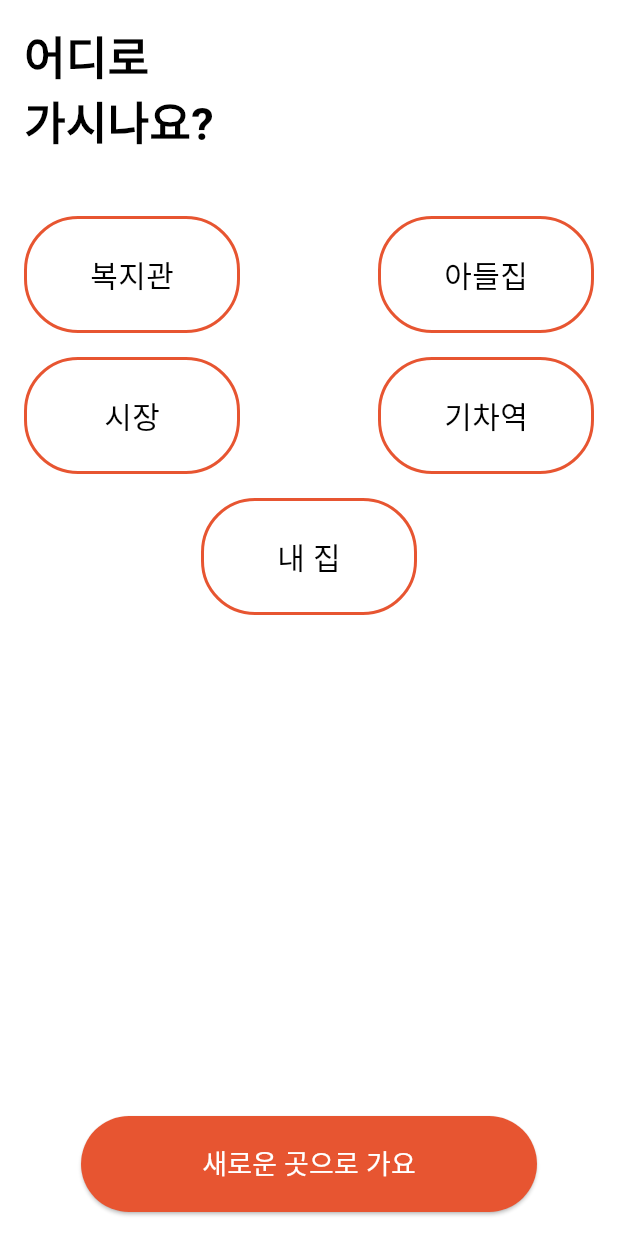
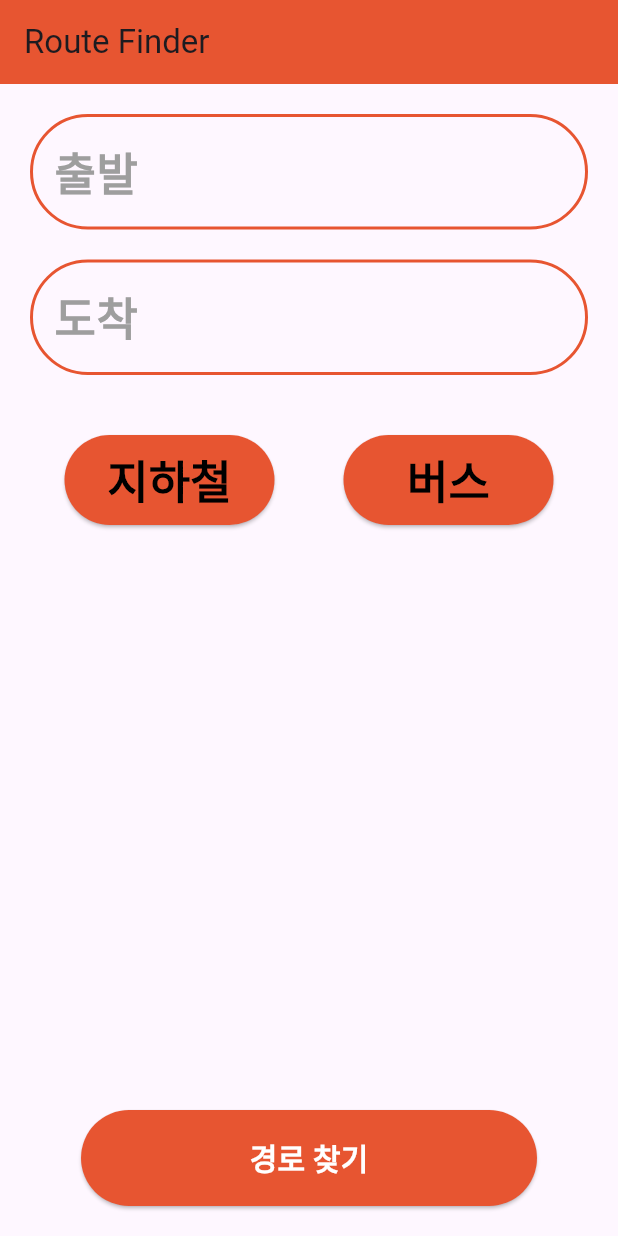
Before and after one commit to cooku222/Pilot_Function_1, a Flutter app: the screen it shows after launch, on a phone screen of 412 x 824 dp. Run offline on Flutter 3.47's test engine with Material 3 defaults, Android fonts, the phone set to English and light mode, and no system bars.

Commit message:
UI 수정 완료

```diff
--- a/lib/main.dart
+++ b/lib/main.dart
@@ -8,98 +8,73 @@ class MyApp extends StatelessWidget {
   @override
   Widget build(BuildContext context) {
     return MaterialApp(
-      title: 'TMap Route Finder',
-      theme: ThemeData(
-        primarySwatch: Colors.orange,
-      ),
-      home: RouteSelectionScreen(),
+      title: 'Route Finder',
+      home: RouteFinderScreen(),
     );
   }
 }
 
-class RouteSelectionScreen extends StatelessWidget {
-  // 미리 설정된 경로 (출발지/목적지 좌표)
-  final List<Map<String, dynamic>> routes = [
-    {'name': '복지관', 'start': [37.2960, 127.1155], 'end': [37.5665, 126.9778]},
-    {'name': '아들집', 'start': [37.1234, 127.5678], 'end': [37.4567, 126.7890]},
-    {'name': '시장', 'start': [37.2345, 127.4567], 'end': [37.5678, 126.9876]},
-    {'name': '기차역', 'start': [37.3456, 127.1234], 'end': [37.6789, 126.8765]},
-    {'name': '내 집', 'start': [37.4567, 127.2345], 'end': [37.7890, 126.7654]},
-  ];
+class RouteFinderScreen extends StatefulWidget {
+  @override
+  _RouteFinderScreenState createState() => _RouteFinderScreenState();
+}
 
-  // 주황색 코드 정의
-  final Color orangeColor = Color(0xFFE75531);
-
-  // TMap API를 사용해 경로 탐색
-  void _navigateToRoute(BuildContext context, Map<String, dynamic> route) {
-    final String routeName = route['name'];
-    final List<double> start = route['start'];
-    final List<double> end = route['end'];
-
-    // TMap API 로직을 연결할 부분 (여기서는 그냥 출력)
-    print('Navigating from ${start[0]}, ${start[1]} to ${end[0]}, ${end[1]} via $routeName');
-    // 실제 경로 화면으로 이동
-    Navigator.push(
-      context,
-      MaterialPageRoute(
-        builder: (context) => RouteDetailScreen(routeName: routeName),
-      ),
-    );
-  }
+class _RouteFinderScreenState extends State<RouteFinderScreen> {
+  final TextEditingController _departureController = TextEditingController();
+  final TextEditingController _arrivalController = TextEditingController();
 
   @override
   Widget build(BuildContext context) {
     return Scaffold(
-      backgroundColor: Colors.white,
-      appBar: null,  // 상단 바 제거
+      appBar: AppBar(
+        title: Text('Route Finder'),
+        backgroundColor: Color(0xFFE75531),
+      ),
       body: Padding(
-        padding: const EdgeInsets.all(16.0),
+        padding: const EdgeInsets.all(20.0),
         child: Column(
-          crossAxisAlignment: CrossAxisAlignment.start, // 왼쪽 정렬
           children: [
-            // "어디로 가시나요?" 텍스트
-            Text(
-              '어디로\n가시나요?',
-              textAlign: TextAlign.left,  // 왼쪽 정렬
-              style: TextStyle(
-                fontSize: 30,
-                fontWeight: FontWeight.bold, // 볼드체
-                color: Colors.black,
+            // 출발 칸
+            _buildTextField(
+              controller: _departureController,
+              hintText: "출발",
             ),
+            SizedBox(height: 20),
+            // 도착 칸
+            _buildTextField(
+              controller: _arrivalController,
+              hintText: "도착",
             ),
-            SizedBox(height: 40), // 텍스트와 버튼 사이 간격
-            // 두 개씩 버튼 배열 (Row와 Column 조합)
-            _buildRow(context, routes[0], routes[1]),
-            SizedBox(height: 16),
-            _buildRow(context, routes[2], routes[3]),
-            SizedBox(height: 16),
-            // 마지막 줄에는 하나만 배치
-            _buildSingleButton(context, routes[4]),
-            Spacer(), // 버튼과 아래 버튼 사이 공간 확보
-            // '새로운 곳으로 가요' 버튼
-            Center(
-              child: SizedBox(
+            SizedBox(height: 40),
+            // 지하철과 버스 버튼
+            Row(
+              mainAxisAlignment: MainAxisAlignment.spaceAround,
+              children: [
+                _buildTransportButton("지하철"),
+                _buildTransportButton("버스"),
+              ],
+            ),
+            Spacer(),
+            // 경로 찾기 버튼
+            SizedBox(
               width: 304,
               height: 64,
               child: ElevatedButton(
-                  onPressed: () {
-                    // 새로운 경로 탐색 화면으로 이동하는 로직
-                    Navigator.push(
-                      context,
-                      MaterialPageRoute(
-                        builder: (context) => NewRouteScreen(),
-                      ),
-                    );
-                  },
                 style: ElevatedButton.styleFrom(
-                    backgroundColor: orangeColor, // 주황색 버튼 배경색
+                  primary: Color(0xFFE75531), // 주황색
                   shape: RoundedRectangleBorder(
-                      borderRadius: BorderRadius.circular(36), // 둥근 모서리
+                    borderRadius: BorderRadius.circular(39),
                   ),
                 ),
+                onPressed: () {
+                  // 경로 찾기 로직
+                },
                 child: Text(
-                    '새로운 곳으로 가요',
-                    style: TextStyle(fontSize: 18, color: Colors.white),
+                  "경로 찾기",
+                  style: TextStyle(
+                    fontSize: 20,
+                    fontWeight: FontWeight.w600, // 세미 볼드
+                    color: Colors.white,
                   ),
                 ),
               ),
@@ -110,74 +85,59 @@ class RouteSelectionScreen extends StatelessWidget {
     );
   }
 
-  // 두 개의 버튼을 한 줄에 배치하는 메서드
-  Widget _buildRow(BuildContext context, Map<String, dynamic> route1, Map<String, dynamic> route2) {
-    return Row(
-      mainAxisAlignment: MainAxisAlignment.spaceBetween,
-      children: [
-        _buildButton(context, route1),
-        _buildButton(context, route2),
-      ],
-    );
-  }
-
-  // 버튼 하나를 생성하는 메서드
-  Widget _buildButton(BuildContext context, Map<String, dynamic> route) {
-    return GestureDetector(
-      onTap: () => _navigateToRoute(context, route),
-      child: Container(
-        width: 144,
-        height: 78,
-        decoration: BoxDecoration(
-          color: Colors.white,
-          border: Border.all(color: Color(0xFFE75531), width: 2), // 주황색 테두리
-          borderRadius: BorderRadius.circular(36), // 둥근 모서리
+  // 텍스트 필드 빌더 (출발/도착 칸)
+  Widget _buildTextField({required TextEditingController controller, required String hintText}) {
+    return TextField(
+      controller: controller,
+      decoration: InputDecoration(
+        hintText: hintText,
+        hintStyle: TextStyle(
+          fontSize: 30,
+          fontWeight: FontWeight.bold,
+          color: Colors.grey,
         ),
-        alignment: Alignment.center,
-        child: Text(
-          route['name'],
-          style: TextStyle(fontSize: 20, color: Colors.black),
+        enabledBorder: OutlineInputBorder(
+          borderRadius: BorderRadius.circular(39),
+          borderSide: BorderSide(
+            color: Color(0xFFE75531), // 테두리 주황색
+            width: 2,
+          ),
+        ),
+        focusedBorder: OutlineInputBorder(
+          borderRadius: BorderRadius.circular(39),
+          borderSide: BorderSide(
+            color: Color(0xFFE75531),
+            width: 2,
+          ),
         ),
       ),
     );
   }
 
-  // 마지막 줄에 하나의 버튼을 배치하는 메서드
-  Widget _buildSingleButton(BuildContext context, Map<String, dynamic> route) {
-    return Center(
-      child: _buildButton(context, route),
-    );
-  }
-}
-
-class RouteDetailScreen extends StatelessWidget {
-  final String routeName;
-
-  RouteDetailScreen({required this.routeName});
-
-  @override
-  Widget build(BuildContext context) {
-    return Scaffold(
-      appBar: AppBar(
-        title: Text('$routeName 경로 상세 정보'),
+  // 지하철/버스 버튼 빌더
+  Widget _buildTransportButton(String label) {
+    return SizedBox(
+      width: 140,
+      height: 60,
+      child: ElevatedButton(
+        style: ElevatedButton.styleFrom(
+          primary: Color(0xFFE75531), // 버튼 주황색
+          shape: RoundedRectangleBorder(
+            borderRadius: BorderRadius.circular(60),
           ),
-      body: Center(
-        child: Text('$routeName의 상세 경로를 여기에 표시'),
+        ),
+        onPressed: () {
+          // 버튼 클릭 시 동작
+        },
+        child: Text(
+          label,
+          style: TextStyle(
+            fontSize: 30,
+            fontWeight: FontWeight.bold,
+            color: Colors.black,
+          ),
+        ),
       ),
     );
   }
 }
-
-class NewRouteScreen extends StatelessWidget {
-  @override
-  Widget build(BuildContext context) {
-    return Scaffold(
-      appBar: AppBar(
-        title: Text('새로운 경로 찾기'),
-      ),
-      body: Center(
-        child: Text('새로운 경로 찾기 기능을 여기에 구현'),
-      ),
-    );
-  }
-}
```
Also changed, not shown: lib/screens/route_guidance.dart (deleted, +0 -88 lines). Lines whose indentation alone changed are shown as unchanged.
